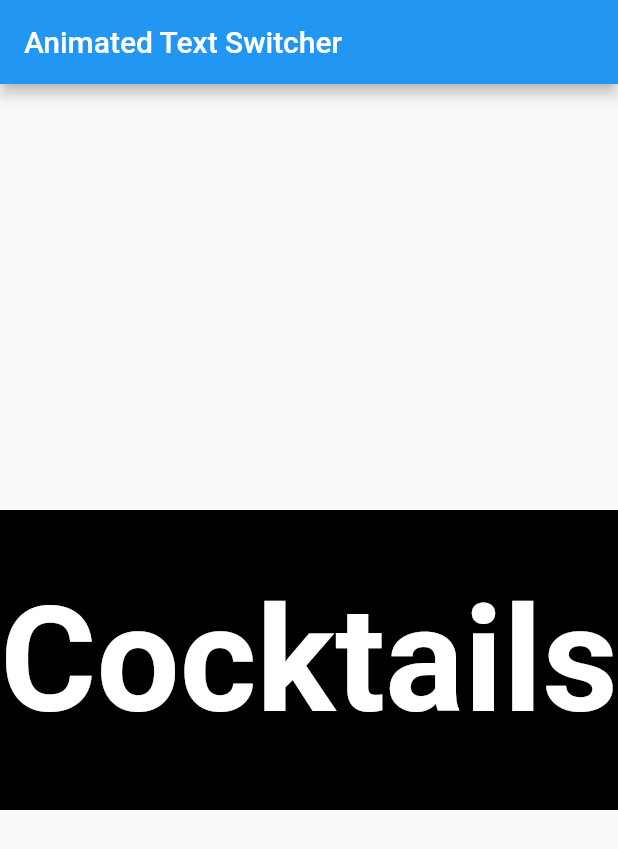
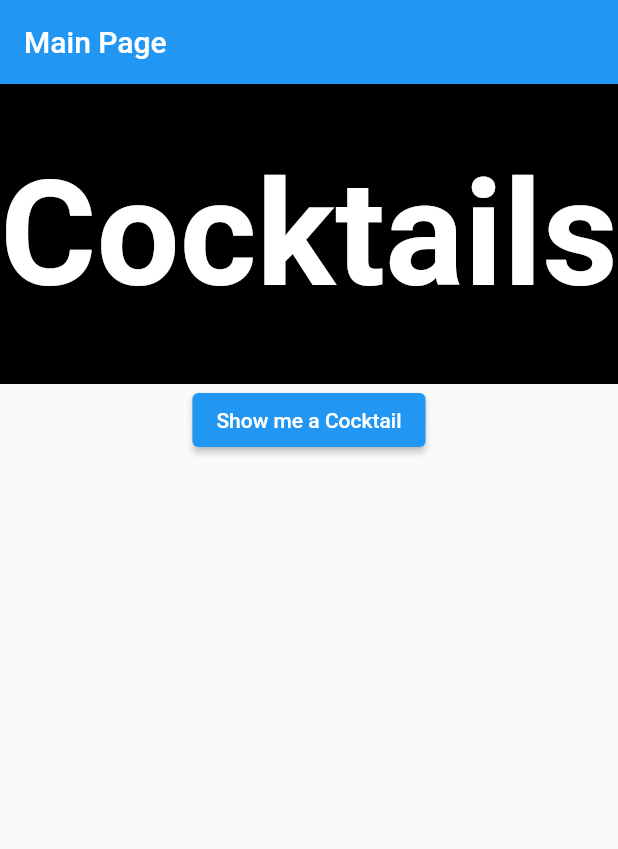
Before and after one commit to Jack-Clarke21/CocktailDBApp, a Flutter app: the screen it shows after launch, on a phone screen of 412 x 824 dp. Shown: the top 849 px of the screen. Run offline on Flutter 3.47's test engine with Material 2 defaults, Android fonts, the phone set to English and light mode, and no system bars; Roboto replaces fonts that are missing (Impact).

Commit message:
Feat: Add in the button to generate the cocktail

```diff
--- a/random_cocktail_generator/lib/main.dart
+++ b/random_cocktail_generator/lib/main.dart
@@ -5,17 +5,23 @@ void main() {
   runApp(MyApp());
 }
 
-
 class MyApp extends StatelessWidget {
   @override
   Widget build(BuildContext context) {
     return MaterialApp(
       home: Scaffold(
         appBar: AppBar(
-          title: Text('Animated Text Switcher'),
+          title: const Text('Main Page'),
         ),
-        body: Center(
-          child: AnimatedTextSwitcher(),
+        body: const Column(
+          children: <Widget>[
+            Center(
+              child: AnimatedTextSwitcher(),
+            ),
+            Center(
+              child: GenerateCocktailButton(),
+            ),
+          ],
         ),
       ),
     );
@@ -23,7 +29,10 @@ class MyApp extends StatelessWidget {
 }
 
 
+
 class AnimatedTextSwitcher extends StatefulWidget {
+  const AnimatedTextSwitcher({super.key});
+
   @override
   _AnimatedTextSwitcherState createState() => _AnimatedTextSwitcherState();
 }
@@ -71,3 +80,19 @@ class _AnimatedTextSwitcherState extends State<AnimatedTextSwitcher> {
     );
   }
 }
+
+class GenerateCocktailButton extends StatelessWidget {
+  const GenerateCocktailButton({super.key});
+
+ @override
+  Widget build(BuildContext context) {
+    return Center(
+      child: ElevatedButton(
+        onPressed: () {
+          // Add your button press logic here
+        },
+        child: Text('Show me a Cocktail'),
+      ),
+    );
+  }
+}
```
